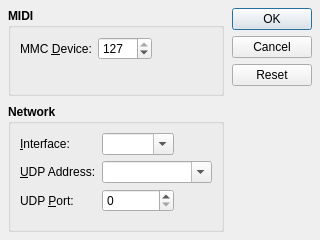
Qt form src/qmidictlOptionsForm.ui (rncbc/qmidictl) before a commit.
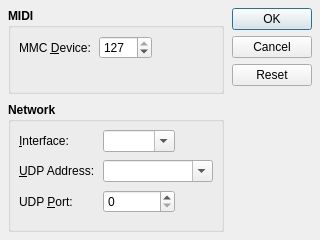
The same form after that commit. Icons and pictures are not drawn.

Commit message: - Some layout margin fixing especially for the Android deploy.

Patch:
```diff
--- a/src/qmidictlOptionsForm.ui
+++ b/src/qmidictlOptionsForm.ui
@@ -257,6 +257,7 @@
    </item>
   </layout>
  </widget>
+ <layoutdefault spacing="8" margin="8"/>
  <tabstops>
   <tabstop>MmcDeviceSpinBox</tabstop>
   <tabstop>InterfaceComboBox</tabstop>
```
Left out of the diff: 3 changed lines with no effect on the pictures. The commit also changes 4 other files.
